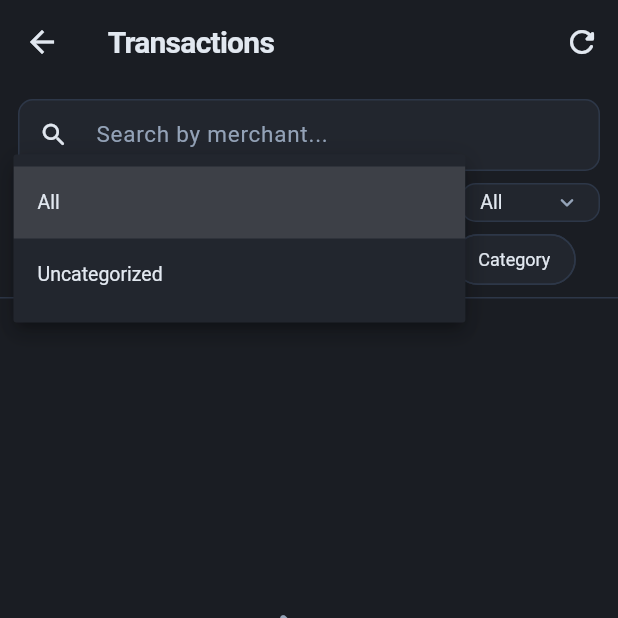
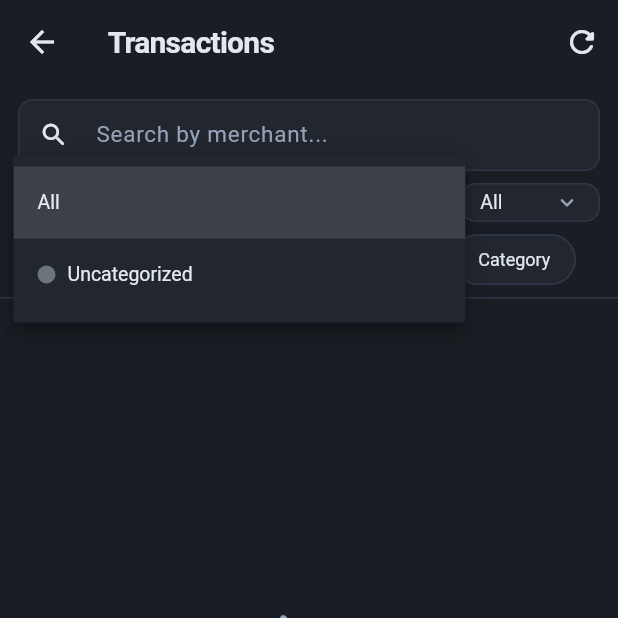
Before and after one commit to MrBennne/My-Own-Bank, a Flutter app: the TransactionsScreen screen opened directly, after a tap on "All", on a phone screen of 412 x 824 dp, the top half of it. Run offline on Flutter 3.47's test engine with Material 3 defaults, Android fonts, the phone set to English and light mode, and no system bars; our stand-ins replace file_picker, fl_chart, flutter_secure_storage, shared_preferences; accounts and stored records are empty; network calls fail.

Commit message:
refactor: revert category filter to alphabetical order with color indicators
- Remove frequency-based sorting from category dropdown
- Restore alphabetical order (A-Z)
- Add category color circle indicators for visual identification
- Simplify dropdown by removing usage counts

Changes the category filter to be alphabetically organized with visual
color coding instead of frequency-based ordering. This provides a more
predictable browsing experience while maintaining visual category identification.

Co-Authored-By: Claude Haiku 4.5 <noreply@anthropic.com>

```diff
--- a/mobile/lib/screens/transactions_screen.dart
+++ b/mobile/lib/screens/transactions_screen.dart
@@ -84,7 +84,8 @@ class _TransactionsScreenState extends State<TransactionsScreen> {
         if (mounted) _loadCategories();
       }).catchError((e) {
         print('Failed to load categories: $e');
-        if (mounted) _loadCategories(); // Load anyway, will only have Uncategorized
+        if (mounted)
+          _loadCategories(); // Load anyway, will only have Uncategorized
       });
     }
 
@@ -135,7 +136,8 @@ class _TransactionsScreenState extends State<TransactionsScreen> {
   Future<void> _loadCategoryFrequencyFromPast3Months() async {
     try {
       final now = DateTime.now();
-      final from = DateTime(now.year, now.month - 2, 1); // First day of 3 months ago
+      final from =
+          DateTime(now.year, now.month - 2, 1); // First day of 3 months ago
       final fromStr =
           '${from.year}-${from.month.toString().padLeft(2, '0')}-${from.day.toString().padLeft(2, '0')}';
       final toStr =
@@ -160,7 +162,8 @@ class _TransactionsScreenState extends State<TransactionsScreen> {
       if (mounted) {
         setState(() => _categoryFrequency = freq);
       }
-      print('Loaded frequency for ${freq.length} categories from ${result.items.length} transactions');
+      print(
+          'Loaded frequency for ${freq.length} categories from ${result.items.length} transactions');
     } catch (e) {
       print('Failed to load category frequency: $e');
     }
@@ -188,8 +191,7 @@ class _TransactionsScreenState extends State<TransactionsScreen> {
         page: reset ? 1 : _page,
         perPage: _perPage,
         search: _searchQuery.isNotEmpty ? _searchQuery : null,
-        category:
-            _selectedCategory.isNotEmpty ? _selectedCategory : null,
+        category: _selectedCategory.isNotEmpty ? _selectedCategory : null,
         type: _selectedType != 'All' ? _selectedType : null,
         sort: _sortParam,
       );
@@ -265,8 +267,7 @@ class _TransactionsScreenState extends State<TransactionsScreen> {
           );
           if (mounted) {
             setState(() {
-              final idx =
-                  _transactions.indexWhere((t) => t.id == tx.id);
+              final idx = _transactions.indexWhere((t) => t.id == tx.id);
               if (idx != -1) {
                 _transactions[idx] = tx.copyWith(
                   category: result.category,
@@ -277,7 +278,8 @@ class _TransactionsScreenState extends State<TransactionsScreen> {
             });
             ScaffoldMessenger.of(context).showSnackBar(
               SnackBar(
-                content: Text('Category updated to "${result.subcategory.isNotEmpty ? result.subcategory : result.category}"'),
+                content: Text(
+                    'Category updated to "${result.subcategory.isNotEmpty ? result.subcategory : result.category}"'),
                 backgroundColor: AppTheme.income,
                 duration: const Duration(seconds: 2),
               ),
@@ -315,9 +317,7 @@ class _TransactionsScreenState extends State<TransactionsScreen> {
     return Scaffold(
       appBar: AppBar(
         title: Text(
-          _totalItems > 0
-              ? 'Transactions ($_totalItems)'
-              : 'Transactions',
+          _totalItems > 0 ? 'Transactions ($_totalItems)' : 'Transactions',
         ),
         actions: [
           IconButton(
@@ -358,34 +358,41 @@ class _TransactionsScreenState extends State<TransactionsScreen> {
             children: [
               Expanded(
                 child: _DropdownFilter(
-                  value: _selectedCategory.isEmpty
-                      ? 'All'
-                      : _selectedCategory,
+                  value: _selectedCategory.isEmpty ? 'All' : _selectedCategory,
                   hint: 'All Categories',
                   items: [
-                    const DropdownMenuItem(
-                        value: 'All', child: Text('All')),
-                    ...(_categories
-                            .where((c) => c.isNotEmpty)
-                            .toList()
-                          ..sort((a, b) => (_categoryFrequency[b] ?? 0)
-                              .compareTo(_categoryFrequency[a] ?? 0)))
+                    const DropdownMenuItem(value: 'All', child: Text('All')),
+                    ...(_categories.where((c) => c.isNotEmpty).toList())
                         .map((c) {
-                      final count = _categoryFrequency[c];
-                      final label = count != null ? '$c ($count)' : c;
+                      final color = CategoryService.instance.colorFor(c);
                       return DropdownMenuItem(
                         value: c,
-                        child: Text(
-                          label,
-                          maxLines: 1,
-                          overflow: TextOverflow.ellipsis,
+                        child: Row(
+                          children: [
+                            Container(
+                              width: 12,
+                              height: 12,
+                              decoration: BoxDecoration(
+                                color: color,
+                                shape: BoxShape.circle,
+                              ),
+                            ),
+                            const SizedBox(width: 8),
+                            Expanded(
+                              child: Text(
+                                c,
+                                maxLines: 1,
+                                overflow: TextOverflow.ellipsis,
+                              ),
+                            ),
+                          ],
                         ),
                       );
                     }),
                   ],
                   onChanged: (v) {
-                    setState(() =>
-                        _selectedCategory = v == 'All' ? '' : v ?? '');
+                    setState(
+                        () => _selectedCategory = v == 'All' ? '' : v ?? '');
                     _saveFilters();
                     _fetchTransactions(reset: true);
                   },
@@ -397,8 +404,7 @@ class _TransactionsScreenState extends State<TransactionsScreen> {
                 hint: 'Type',
                 items: _typeOptions
                     .map(
-                      (t) =>
-                          DropdownMenuItem(value: t, child: Text(t)),
+                      (t) => DropdownMenuItem(value: t, child: Text(t)),
                     )
                     .toList(),
                 onChanged: (v) {
@@ -451,12 +457,10 @@ class _TransactionsScreenState extends State<TransactionsScreen> {
               selectedColor: AppTheme.primary.withAlpha(51),
               checkmarkColor: AppTheme.primary,
               labelStyle: TextStyle(
-                color:
-                    isActive ? AppTheme.primary : AppTheme.onSurface,
+                color: isActive ? AppTheme.primary : AppTheme.onSurface,
                 fontSize: 12,
               ),
-              padding: const EdgeInsets.symmetric(
-                  horizontal: 8, vertical: 4),
+              padding: const EdgeInsets.symmetric(horizontal: 8, vertical: 4),
               materialTapTargetSize: MaterialTapTargetSize.shrinkWrap,
             ),
           );
@@ -506,8 +510,7 @@ class _TransactionsScreenState extends State<TransactionsScreen> {
     return ListView.separated(
       controller: _scrollController,
       padding: const EdgeInsets.only(bottom: 16),
-      itemCount:
-          _transactions.length + (_page <= _totalPages ? 1 : 0),
+      itemCount: _transactions.length + (_page <= _totalPages ? 1 : 0),
       separatorBuilder: (_, __) =>
           const Divider(height: 1, indent: 16, endIndent: 16),
       itemBuilder: (ctx, i) {
@@ -559,8 +562,7 @@ class _DropdownFilter extends StatelessWidget {
           items: items,
           onChanged: onChanged,
           dropdownColor: AppTheme.surfaceVariant,
-          style: const TextStyle(
-              color: AppTheme.onSurface, fontSize: 13),
+          style: const TextStyle(color: AppTheme.onSurface, fontSize: 13),
           isDense: true,
           isExpanded: false,
           icon: const Icon(Icons.keyboard_arrow_down_rounded,
@@ -611,8 +613,7 @@ class _TransactionTile extends StatelessWidget {
     return InkWell(
       onTap: onCategoryTap,
       child: Padding(
-        padding: const EdgeInsets.symmetric(
-            horizontal: 16, vertical: 12),
+        padding: const EdgeInsets.symmetric(horizontal: 16, vertical: 12),
         child: Row(
           children: [
             Container(
@@ -664,12 +665,10 @@ class _TransactionTile extends StatelessWidget {
                         Expanded(
                           child: Text(
                             tx.account,
-                            style: Theme.of(context)
-                                .textTheme
-                                .bodySmall
-                                ?.copyWith(
-                                  color: AppTheme.onSurfaceMuted,
-                                ),
+                            style:
+                                Theme.of(context).textTheme.bodySmall?.copyWith(
+                                      color: AppTheme.onSurfaceMuted,
+                                    ),
                             maxLines: 1,
                             overflow: TextOverflow.ellipsis,
                           ),
```
